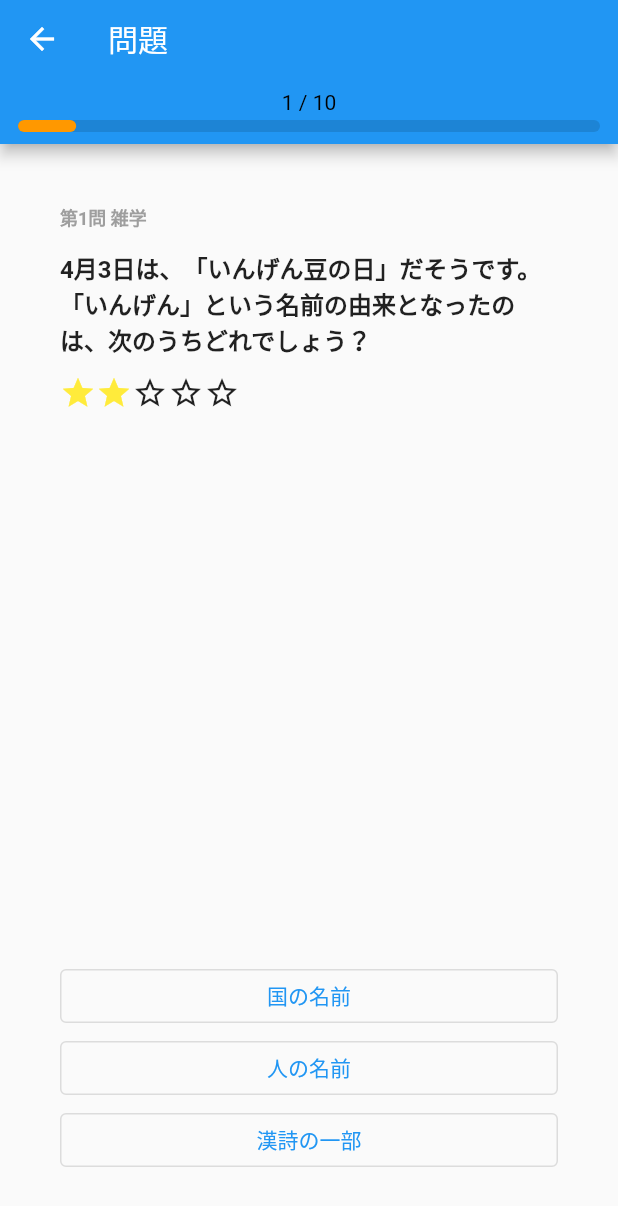
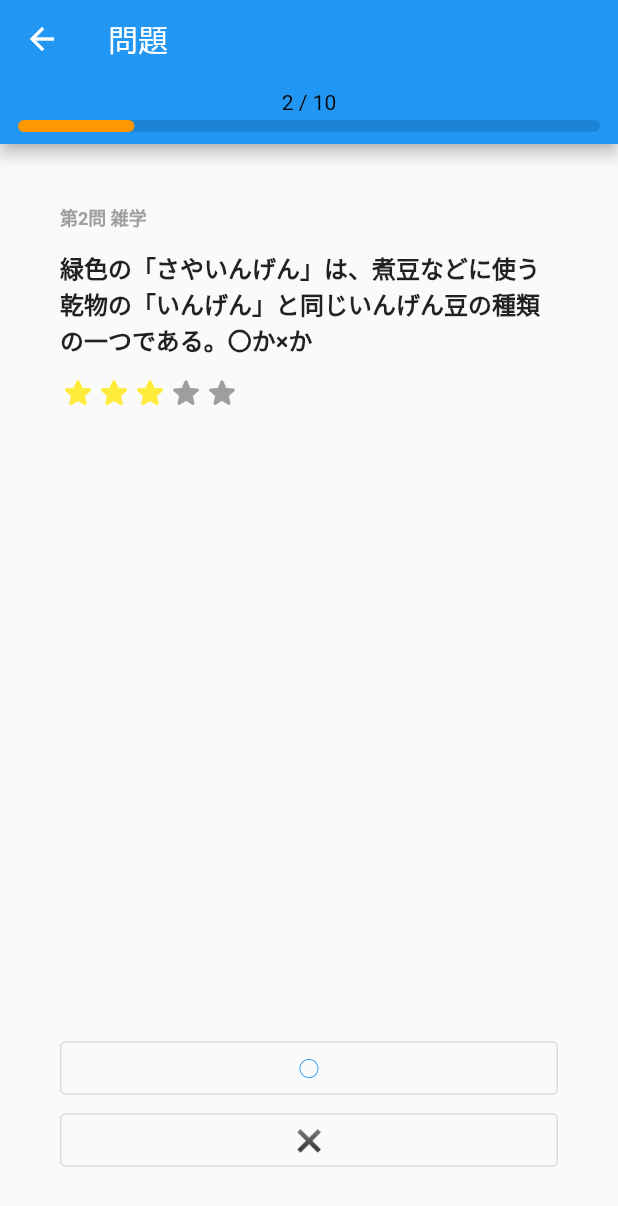
Before and after one commit to hayabusabusa/yrzy-hackathon-flutter, a Flutter app: the QuizScreen screen opened directly, after a tap on "国の名前", on a phone screen of 412 x 824 dp. Shown: the top 1206 px of the screen. Run offline on Flutter 3.47's test engine with Material 2 defaults, Android fonts, the phone set to English and light mode, and no system bars.

Commit message:
Create quiz internal processing

```diff
--- a/lib/screens/quiz_screen.dart
+++ b/lib/screens/quiz_screen.dart
@@ -1,7 +1,10 @@
+import 'dart:convert';
 import 'package:flutter/material.dart';
 
+import 'package:yrzy_hackathon/screens/screens.dart';
 import 'package:yrzy_hackathon/widgets/widgets.dart';
-// import 'package:yrzy_hackathon/utils/utils.dart';
+import 'package:yrzy_hackathon/utils/utils.dart';
+import 'package:yrzy_hackathon/entities/entities.dart';
 
 class QuizScreen extends StatefulWidget {
   @override
@@ -9,7 +12,67 @@ class QuizScreen extends StatefulWidget {
 }
 
 class _QuizScreenState extends State<QuizScreen> {
-  int _current = 0;
+  int _currentIndex = 0;
+  int _numberOfCorrects = 0;
+  List<Quiz> _quizzes = [];
+
+  Widget _buildRowStars() {
+    final difficulty =
+        _quizzes.isEmpty ? 0 : _quizzes[_currentIndex].difficulty;
+    final boolList = List<bool>.generate(5, (index) => index < difficulty);
+    print(boolList);
+    return Row(
+      children: boolList.map((e) {
+        return e
+            ? Icon(Icons.star_rounded, color: Colors.yellow)
+            : Icon(Icons.star_rounded, color: Colors.grey);
+      }).toList(),
+    );
+  }
+
+  Widget _buildColumnButtons() {
+    final List<String> choices =
+        _quizzes.isEmpty ? [] : _quizzes[_currentIndex].choices;
+    return Column(
+      crossAxisAlignment: CrossAxisAlignment.stretch,
+      children: choices.map((e) {
+        return OutlinedButton(
+          onPressed: () {
+            final answer =
+              _quizzes.isEmpty ? '' : _quizzes[_currentIndex].answer;
+            setState(() {
+              _numberOfCorrects =
+                  answer == e ? _numberOfCorrects + 1 : _numberOfCorrects;
+              _currentIndex = _currentIndex < _quizzes.length-1 ? _currentIndex+1 : 0;
+            });
+            if (_currentIndex == _quizzes.length-1) {
+              Navigator.of(context).push(MaterialPageRoute(
+                builder: (_) => ResultScreen(
+                    numberOfOuizzes: _quizzes.length,
+                    numberOfCorrects: _numberOfCorrects),
+                fullscreenDialog: true,
+              ));
+            }
+          },
+          child: Text(e),
+        );
+      }).toList(),
+    );
+  }
+
+  @override
+  void initState() {
+    super.initState();
+
+    Json.load(JsonFile.Quiz).then((jsonString) {
+      final json = jsonDecode(jsonString);
+      final List<dynamic> quizzesJson = json['quizzes'];
+
+      setState(() {
+        _quizzes = quizzesJson.map((e) => Quiz.fromJson(e)).toList();
+      });
+    });
+  }
 
   @override
   Widget build(BuildContext context) {
@@ -18,19 +81,18 @@ class _QuizScreenState extends State<QuizScreen> {
         title: Text('問題'),
         bottom: PreferredSize(
             child: ProgressBar(
-              max: 10,
-              current: _current,
+              max: _quizzes.isEmpty ? 1 : _quizzes.length,
+              current: _quizzes.isEmpty ? 0 : _currentIndex + 1,
               barColor: Colors.orange,
             ),
             preferredSize: ProgressBar.preferredSize),
       ),
       body: Padding(
         padding: const EdgeInsets.all(40.0),
-        child: Column(
-          crossAxisAlignment: CrossAxisAlignment.stretch,
-          children: [
+        child:
+            Column(crossAxisAlignment: CrossAxisAlignment.stretch, children: [
           Text(
-              '第1問 雑学',
+            '第${_currentIndex + 1}問 ${_quizzes.isEmpty ? '' : _quizzes[_currentIndex].genre}',
             style: TextStyle(
               fontSize: 12,
               fontWeight: FontWeight.bold,
@@ -41,7 +103,7 @@ class _QuizScreenState extends State<QuizScreen> {
             height: 12,
           ),
           Text(
-              '4月3日は、「いんげん豆の日」だそうです。「いんげん」という名前の由来となったのは、次のうちどれでしょう？',
+            _quizzes.isEmpty ? '読み込み中' : _quizzes[_currentIndex].question,
             style: TextStyle(
               fontSize: 16,
               fontWeight: FontWeight.bold,
@@ -51,50 +113,10 @@ class _QuizScreenState extends State<QuizScreen> {
           SizedBox(
             height: 12,
           ),
-            Row(
-              children: [
-                Icon(
-                  Icons.star,
-                  color: Colors.yellow,
-                ),
-                Icon(
-                  Icons.star,
-                  color: Colors.yellow,
-                ),
-                Icon(Icons.star_border),
-                Icon(Icons.star_border),
-                Icon(Icons.star_border),
-              ],
-            ),
-            Expanded(
-              child: SizedBox()
-            ),
-            OutlinedButton(
-              onPressed: (){
-                setState(() {
-                _current = _current <= 9 ? _current + 1 : 0;
-                });
-              },
-              child: Text('国の名前'),
-            ),
-            OutlinedButton(
-              onPressed: (){
-                setState(() {
-                _current = _current <= 9 ? _current + 1 : 0;
-                });
-              },
-              child: Text('人の名前'),
-            ),
-            OutlinedButton(
-              onPressed: (){
-                setState(() {
-                _current = _current <= 9 ? _current + 1 : 0;
-                });
-              },
-              child: Text('漢詩の一部'),
-            ),
-          ]
-        ),
+          _buildRowStars(),
+          Expanded(child: SizedBox()),
+          _buildColumnButtons()
+        ]),
       ),
     );
   }
```
Lines whose indentation alone changed are shown as unchanged.
